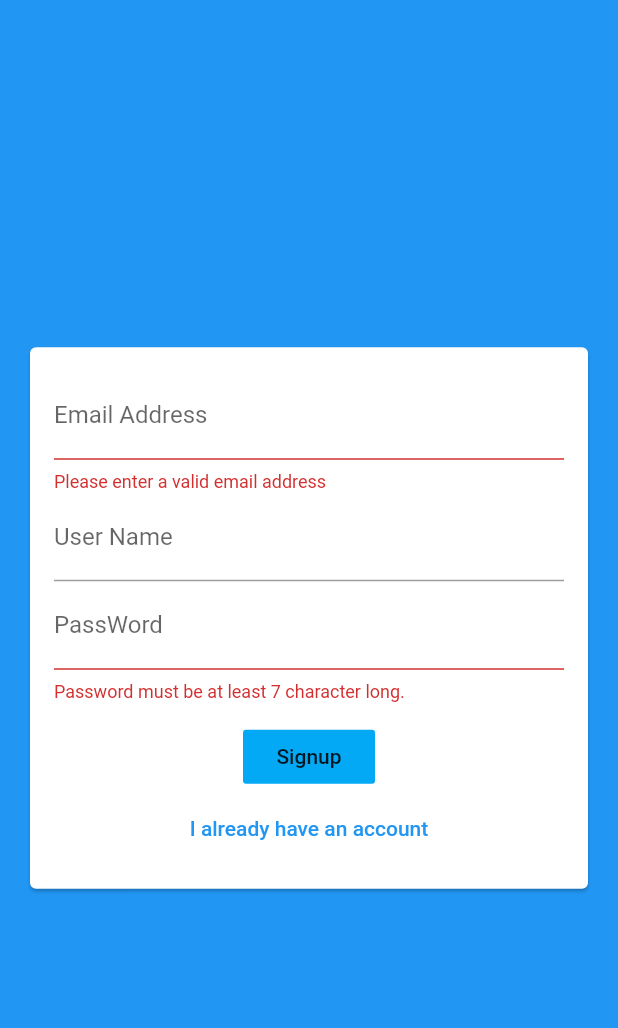
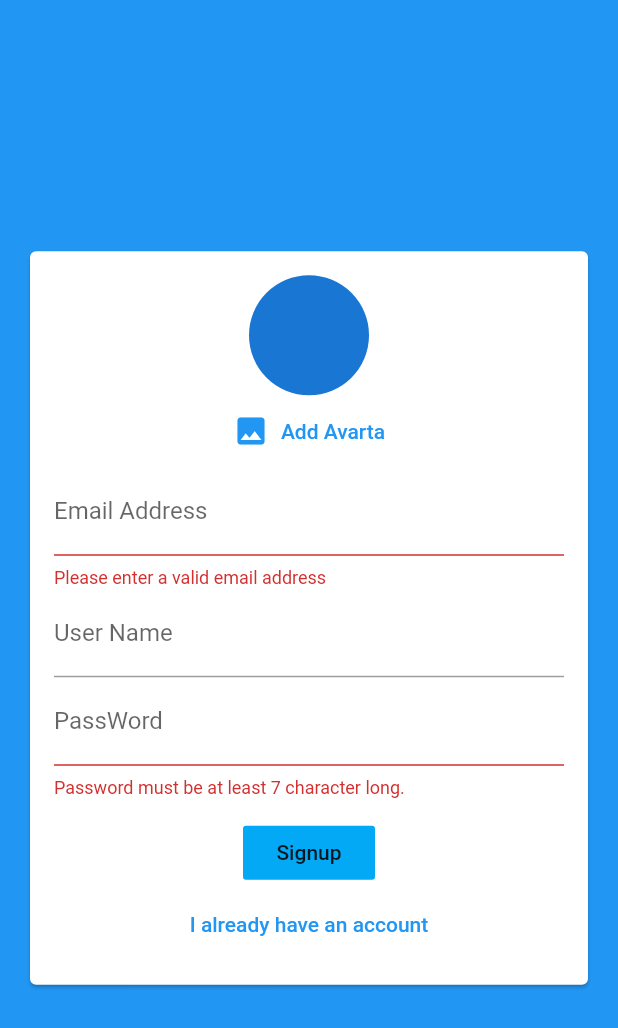
Before and after one commit to Nhh124/Chat_app, a Flutter app: the screen it shows after launch, after a tap on "Login", after a tap on "Create new account", on a phone screen of 412 x 824 dp. Shown: the top 1028 px of the screen. Run offline on Flutter 3.47's test engine with Material 2 defaults, Android fonts, the phone set to English and light mode, and no system bars; our stand-ins replace cloud_firestore, firebase_auth, firebase_core, firebase_storage, image_picker; accounts and stored records are empty.

Commit message:
WIP | add avarta to user

```diff
--- a/chat_app/lib/screens/chat_screen.dart
+++ b/chat_app/lib/screens/chat_screen.dart
@@ -1,4 +1,4 @@
-import 'package:chat_app/widgets/chat/messages.dart';
+import '/widgets/chat/messages.dart';
 import 'package:firebase_auth/firebase_auth.dart';
 import 'package:flutter/material.dart';
 
--- a/chat_app/lib/widgets/auth/auth_form.dart
+++ b/chat_app/lib/widgets/auth/auth_form.dart
@@ -1,3 +1,6 @@
+import 'dart:io';
+
+import '/widgets/picker/user_image_picker.dart';
 import 'package:flutter/material.dart';
 
 class AuthForm extends StatefulWidget {
@@ -12,6 +15,7 @@ class AuthForm extends StatefulWidget {
     String password,
     String userName,
     bool isLogin,
+    File image,
   ) submitFn;
 
   @override
@@ -25,9 +29,26 @@ class _AuthFormState extends State<AuthForm> {
   var _userEmail = '';
   var _userName = '';
   var _userPassword = '';
+  File? _userImageFile;
+
+  void _pickedImage(File image) {
+    _userImageFile = image;
+  }
+
   void _trySubmit() {
     final isValid = _fromkey.currentState!.validate();
     FocusScope.of(context).unfocus();
+    if (_userImageFile == null && !_isLogin) {
+      ScaffoldMessenger.of(context).showSnackBar(
+        SnackBar(
+          content: const Text(
+            'Please pick an image.',
+          ),
+          backgroundColor: Theme.of(context).errorColor,
+        ),
+      );
+      return;
+    }
     if (isValid) {
       _fromkey.currentState!.save();
       widget.submitFn(
@@ -35,6 +56,7 @@ class _AuthFormState extends State<AuthForm> {
         _userPassword.trim(),
         _userName.trim(),
         _isLogin,
+        _userImageFile!,
       );
     }
   }
@@ -52,6 +74,7 @@ class _AuthFormState extends State<AuthForm> {
               child: Column(
                 mainAxisSize: MainAxisSize.min,
                 children: [
+                  if (!_isLogin) UserImagePicker(imagepickFn: _pickedImage),
                   TextFormField(
                     key: const ValueKey('email'),
                     validator: (value) {
--- a/chat_app/lib/widgets/chat/messages.dart
+++ b/chat_app/lib/widgets/chat/messages.dart
@@ -1,4 +1,4 @@
-import 'package:chat_app/widgets/chat/messages_bubble.dart';
+import '/widgets/chat/messages_bubble.dart';
 import 'package:cloud_firestore/cloud_firestore.dart';
 import 'package:firebase_auth/firebase_auth.dart';
 import 'package:flutter/material.dart';
--- /dev/null
+++ b/chat_app/lib/widgets/picker/user_image_picker.dart
@@ -0,0 +1,45 @@
+import 'dart:io';
+
+import 'package:flutter/material.dart';
+import 'package:image_picker/image_picker.dart';
+
+class UserImagePicker extends StatefulWidget {
+  const UserImagePicker({
+    Key? key,
+    required this.imagepickFn,
+  }) : super(key: key);
+  final Function(File pickedImage) imagepickFn;
+
+  @override
+  State<UserImagePicker> createState() => _UserImagePickerState();
+}
+
+class _UserImagePickerState extends State<UserImagePicker> {
+  File? _pickedImage;
+  void _pickImage() async {
+    final pickerImageFile =
+        await ImagePicker.platform.pickImage(source: ImageSource.camera);
+    setState(() {
+      _pickedImage = File(pickerImageFile!.path);
+    });
+    widget.imagepickFn(File(pickerImageFile!.path));
+  }
+
+  @override
+  Widget build(BuildContext context) {
+    return Column(
+      children: [
+        CircleAvatar(
+          radius: 40,
+          backgroundImage:
+              _pickedImage != null ? FileImage(_pickedImage!) : null,
+        ),
+        TextButton.icon(
+          onPressed: _pickImage,
+          icon: const Icon(Icons.image),
+          label: const Text('Add Avarta'),
+        ),
+      ],
+    );
+  }
+}
--- a/chat_app/pubspec.yaml
+++ b/chat_app/pubspec.yaml
@@ -37,6 +37,8 @@ dependencies:
   cloud_firestore: ^3.4.5
   firebase_core: ^1.21.0
   firebase_auth: ^3.6.4
+  image_picker: ^0.8.5+3
+  firebase_storage: ^10.3.7
 
 dev_dependencies:
   flutter_test:
```
Also changed, not shown: chat_app/lib/screens/auth_screen.dart (+14 -2 lines), chat_app/pubspec.lock, 2 other files.
